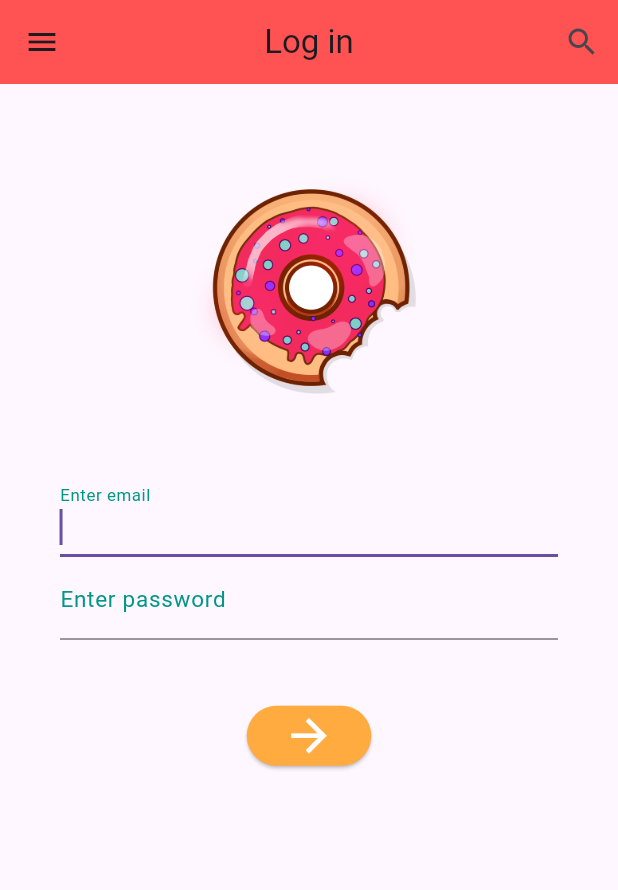
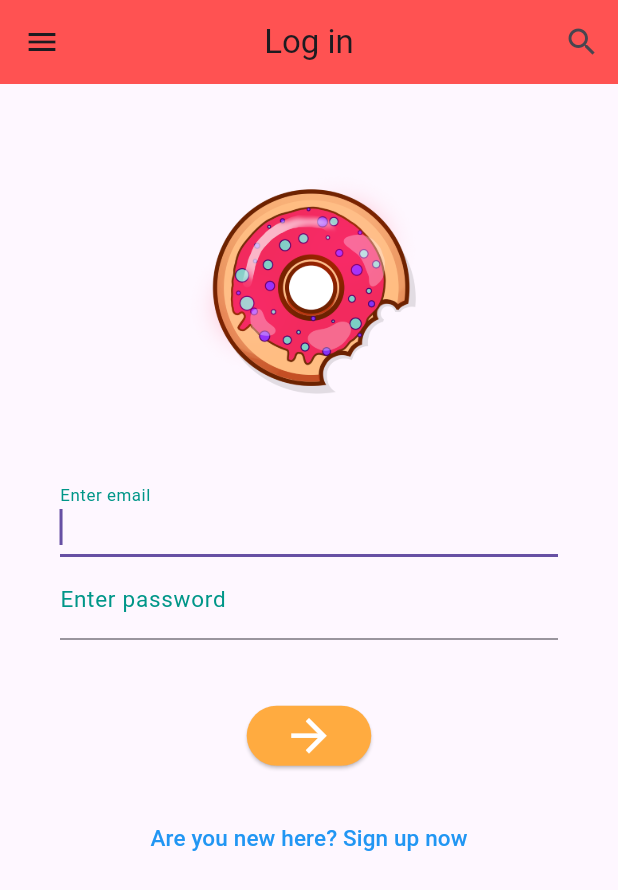
Before and after one commit to YunTaeHyeon/summerProject, a Flutter app: the screen it shows after launch, after a tap on "Log in", on a phone screen of 412 x 824 dp. Shown: the top 890 px of the screen. Run offline on Flutter 3.47's test engine with Material 3 defaults, Android fonts, the phone set to English and light mode, and no system bars.

Commit message:
feat: 로그인과 회원가입 각각 리다이랙트 추가

```diff
--- a/lib/screen/login_screen.dart
+++ b/lib/screen/login_screen.dart
@@ -2,6 +2,7 @@ import 'package:flutter/material.dart';
 import 'package:http/http.dart' as http;
 import 'dart:convert';
 import '../screen/next_page.dart';
+import 'signUp_screen.dart';
 
 class LogIn extends StatefulWidget {
   @override
@@ -110,7 +111,26 @@ class _LogInState extends State<LogIn> {
                                 backgroundColor: Colors.orangeAccent,
                               ),
                             ),
-                          )
+                          ),
+                          SizedBox(
+                            height: 20.0,
+                          ),
+                          TextButton(
+                            onPressed: () {
+                              Navigator.push(
+                                context,
+                                MaterialPageRoute(
+                                  builder: (BuildContext context) => SignUp(),
+                                ),
+                              );
+                            },
+                            child: Text(
+                              'Are you new here? Sign up now',
+                              style: TextStyle(color: Colors.blue
+                                  , fontSize: 15.0
+                              ),
+                            ),
+                          ),
                         ],
                       );
                     }),
```
Also changed, not shown: lib/screen/signup_screen.dart (+20 -1 lines).
